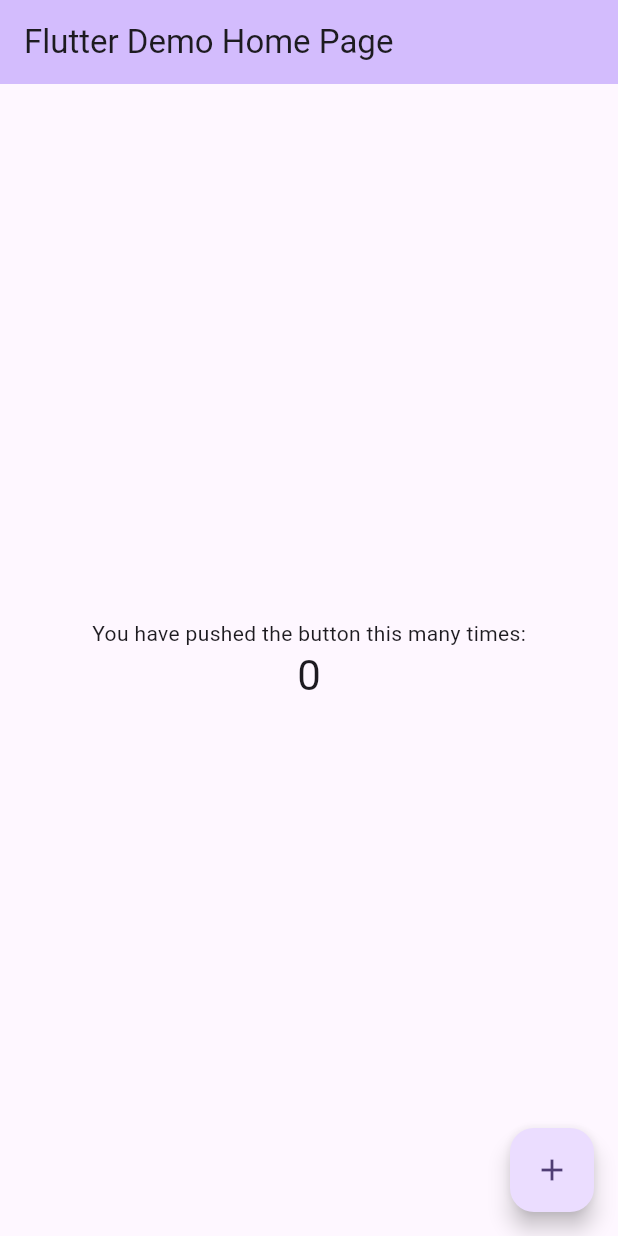
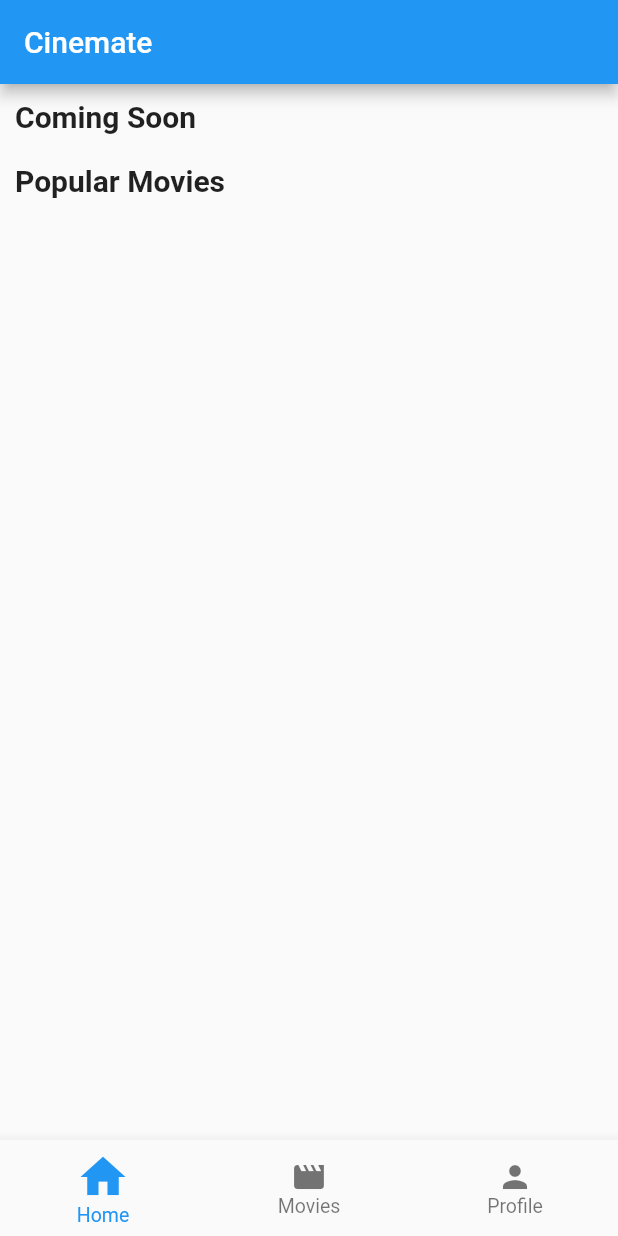
Before and after one commit to Thanushan925/cinemate, a Flutter app: the screen it shows after launch, on a phone screen of 412 x 824 dp. Run offline on Flutter 3.47's test engine with Material 2 defaults, Android fonts, the phone set to English and light mode, and no system bars.

Commit message:
Functional UI

```diff
--- a/final_app/lib/main.dart
+++ b/final_app/lib/main.dart
@@ -1,125 +1,16 @@
 import 'package:flutter/material.dart';
+import 'ui/nav.dart';
 
 void main() {
-  runApp(const MyApp());
+  runApp(MyApp());
 }
 
 class MyApp extends StatelessWidget {
-  const MyApp({super.key});
-
-  // This widget is the root of your application.
   @override
   Widget build(BuildContext context) {
     return MaterialApp(
-      title: 'Flutter Demo',
-      theme: ThemeData(
-        // This is the theme of your application.
-        //
-        // TRY THIS: Try running your application with "flutter run". You'll see
-        // the application has a blue toolbar. Then, without quitting the app,
-        // try changing the seedColor in the colorScheme below to Colors.green
-        // and then invoke "hot reload" (save your changes or press the "hot
-        // reload" button in a Flutter-supported IDE, or press "r" if you used
-        // the command line to start the app).
-        //
-        // Notice that the counter didn't reset back to zero; the application
-        // state is not lost during the reload. To reset the state, use hot
-        // restart instead.
-        //
-        // This works for code too, not just values: Most code changes can be
-        // tested with just a hot reload.
-        colorScheme: ColorScheme.fromSeed(seedColor: Colors.deepPurple),
-        useMaterial3: true,
-      ),
-      home: const MyHomePage(title: 'Flutter Demo Home Page'),
+      title: 'Cinemate',
+      home: Nav(),
     );
   }
 }
-
-class MyHomePage extends StatefulWidget {
-  const MyHomePage({super.key, required this.title});
-
-  // This widget is the home page of your application. It is stateful, meaning
-  // that it has a State object (defined below) that contains fields that affect
-  // how it looks.
-
-  // This class is the configuration for the state. It holds the values (in this
-  // case the title) provided by the parent (in this case the App widget) and
-  // used by the build method of the State. Fields in a Widget subclass are
-  // always marked "final".
-
-  final String title;
-
-  @override
-  State<MyHomePage> createState() => _MyHomePageState();
-}
-
-class _MyHomePageState extends State<MyHomePage> {
-  int _counter = 0;
-
-  void _incrementCounter() {
-    setState(() {
-      // This call to setState tells the Flutter framework that something has
-      // changed in this State, which causes it to rerun the build method below
-      // so that the display can reflect the updated values. If we changed
-      // _counter without calling setState(), then the build method would not be
-      // called again, and so nothing would appear to happen.
-      _counter++;
-    });
-  }
-
-  @override
-  Widget build(BuildContext context) {
-    // This method is rerun every time setState is called, for instance as done
-    // by the _incrementCounter method above.
-    //
-    // The Flutter framework has been optimized to make rerunning build methods
-    // fast, so that you can just rebuild anything that needs updating rather
-    // than having to individually change instances of widgets.
-    return Scaffold(
-      appBar: AppBar(
-        // TRY THIS: Try changing the color here to a specific color (to
-        // Colors.amber, perhaps?) and trigger a hot reload to see the AppBar
-        // change color while the other colors stay the same.
-        backgroundColor: Theme.of(context).colorScheme.inversePrimary,
-        // Here we take the value from the MyHomePage object that was created by
-        // the App.build method, and use it to set our appbar title.
-        title: Text(widget.title),
-      ),
-      body: Center(
-        // Center is a layout widget. It takes a single child and positions it
-        // in the middle of the parent.
-        child: Column(
-          // Column is also a layout widget. It takes a list of children and
-          // arranges them vertically. By default, it sizes itself to fit its
-          // children horizontally, and tries to be as tall as its parent.
-          //
-          // Column has various properties to control how it sizes itself and
-          // how it positions its children. Here we use mainAxisAlignment to
-          // center the children vertically; the main axis here is the vertical
-          // axis because Columns are vertical (the cross axis would be
-          // horizontal).
-          //
-          // TRY THIS: Invoke "debug painting" (choose the "Toggle Debug Paint"
-          // action in the IDE, or press "p" in the console), to see the
-          // wireframe for each widget.
-          mainAxisAlignment: MainAxisAlignment.center,
-          children: <Widget>[
-            const Text(
-              'You have pushed the button this many times:',
-            ),
-            Text(
-              '$_counter',
-              style: Theme.of(context).textTheme.headlineMedium,
-            ),
-          ],
-        ),
-      ),
-      floatingActionButton: FloatingActionButton(
-        onPressed: _incrementCounter,
-        tooltip: 'Increment',
-        child: const Icon(Icons.add),
-      ), // This trailing comma makes auto-formatting nicer for build methods.
-    );
-  }
-}
--- /dev/null
+++ b/final_app/lib/ui/homepage.dart
@@ -0,0 +1,39 @@
+import 'package:flutter/material.dart';
+
+class Home extends StatelessWidget {
+  @override
+  Widget build(BuildContext context) {
+    return Scaffold(
+      appBar: AppBar(
+        title: Text('Cinemate'),
+      ),
+      body: Column(
+        crossAxisAlignment: CrossAxisAlignment.start,
+        children: [
+          Padding(
+            padding: const EdgeInsets.all(10.0),
+            child: Text(
+              'Coming Soon',
+              style: TextStyle(
+                fontSize: 20,
+                fontWeight: FontWeight.bold,
+              ),
+            ),
+          ),
+          // Add your coming soon movie widgets here
+          Padding(
+            padding: const EdgeInsets.all(10.0),
+            child: Text(
+              'Popular Movies',
+              style: TextStyle(
+                fontSize: 20,
+                fontWeight: FontWeight.bold,
+              ),
+            ),
+          ),
+          // Add your popular movie widgets here
+        ],
+      ),
+    );
+  }
+}
--- /dev/null
+++ b/final_app/lib/ui/nav.dart
@@ -0,0 +1,78 @@
+import 'package:flutter/material.dart';
+import 'homepage.dart';
+import 'browsing_page.dart';
+import 'account_page.dart';
+
+class Nav extends StatefulWidget {
+  @override
+  _NavState createState() => _NavState();
+}
+
+class _NavState extends State<Nav> {
+  PageController _pageController = PageController(initialPage: 0);
+  int _selectedIndex = 0;
+  List<Widget> _widgetOptions = <Widget>[
+    Home(),
+    BrowsingPage(),
+    AccountPage(),
+  ];
+
+  double _getIconSize(int index) {
+    return index == _selectedIndex ? 36.0 : 24.0;
+  }
+
+  void _onItemTap(int index) {
+    setState(() {
+      _selectedIndex = index;
+      _pageController.animateToPage(
+        index,
+        duration: Duration(milliseconds: 300),
+        curve: Curves.ease,
+      );
+    });
+  }
+
+  @override
+  Widget build(BuildContext context) {
+    return Scaffold(
+      body: PageView(
+        controller: _pageController,
+        children: _widgetOptions,
+        onPageChanged: (index) {
+          setState(() {
+            _selectedIndex = index;
+          });
+        },
+      ),
+      bottomNavigationBar: BottomNavigationBar(
+        items: <BottomNavigationBarItem>[
+          BottomNavigationBarItem(
+            icon: Icon(
+              Icons.home,
+              size: _getIconSize(0),
+            ),
+            label: 'Home',
+          ),
+          BottomNavigationBarItem(
+            icon: Icon(
+              Icons.movie,
+              size: _getIconSize(1),
+            ),
+            label: 'Movies',
+          ),
+          BottomNavigationBarItem(
+            icon: Icon(
+              Icons.person,
+              size: _getIconSize(2),
+            ),
+            label: 'Profile',
+          ),
+        ],
+        currentIndex: _selectedIndex,
+        onTap: _onItemTap,
+        selectedFontSize: 13.0,
+        unselectedFontSize: 13.0,
+      ),
+    );
+  }
+}
```
Also changed, not shown: final_app/lib/ui/account_page.dart (added, +15 -0 lines), final_app/lib/ui/browsing_page.dart (added, +99 -0 lines), final_app/lib/ui/cinema_page.dart (added, +15 -0 lines).
